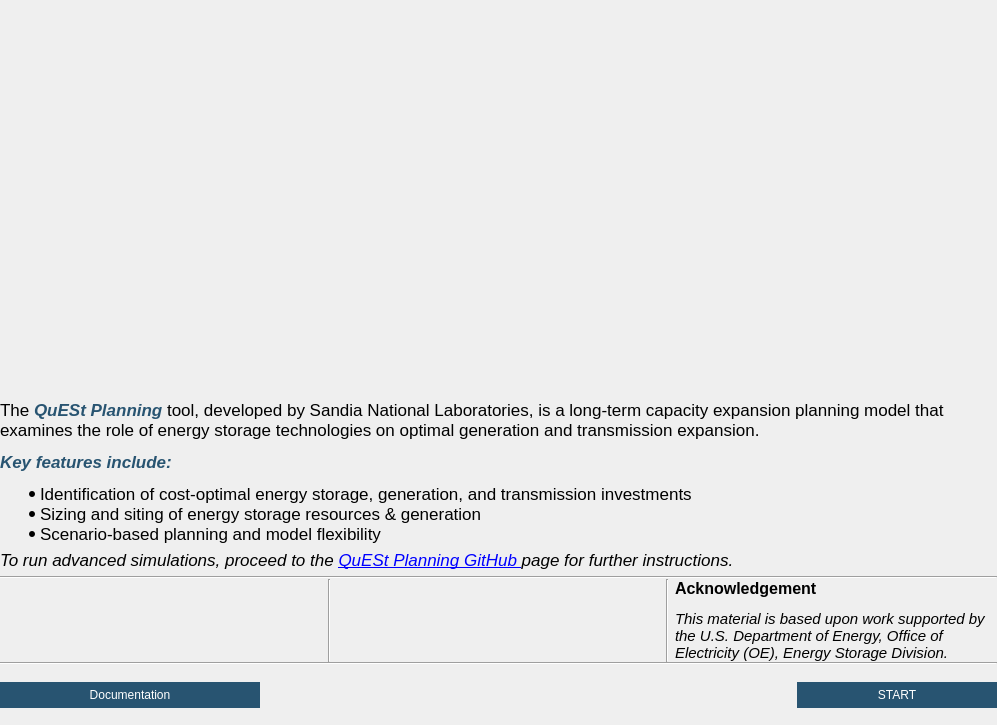
Old version of the form quest_planning/gui/start_page/ui/start_screen.ui in the repository sandialabs/quest_planning.
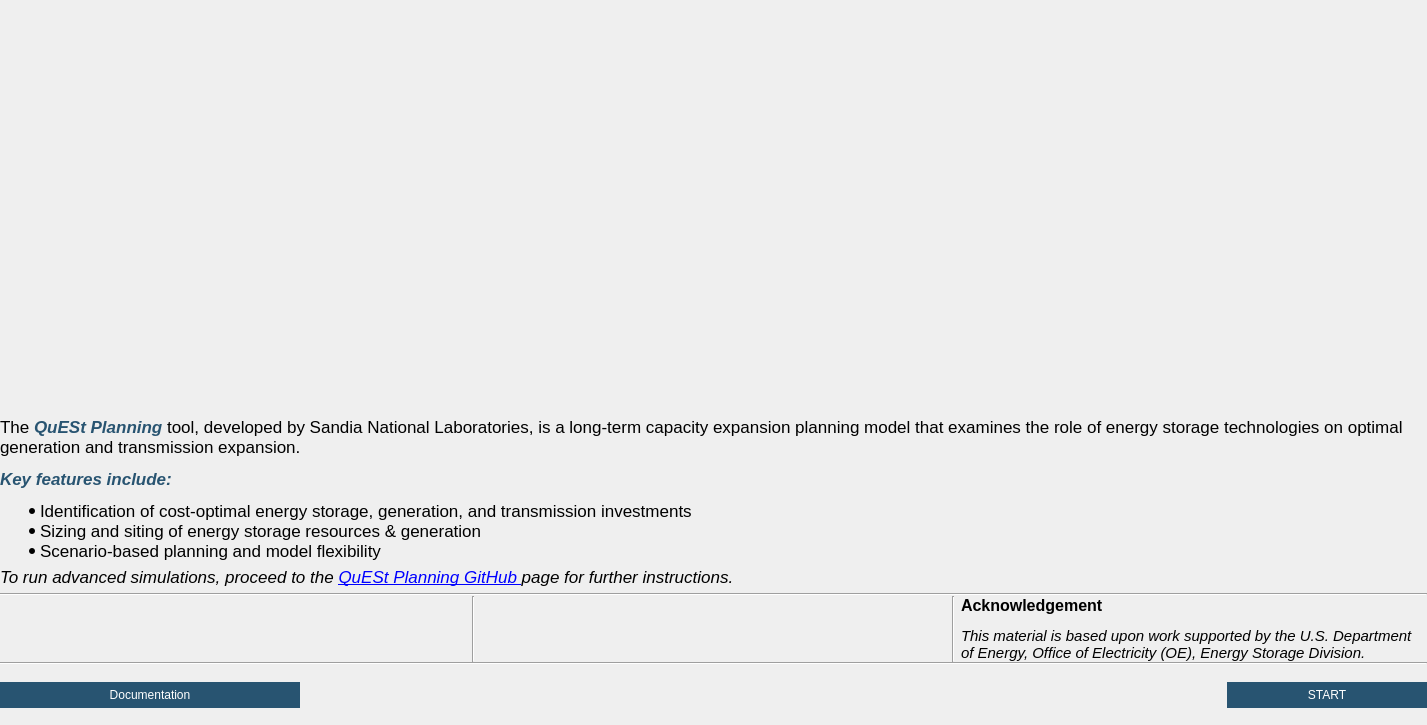
New version of the form. Icons and pictures are not drawn.

The edit to the form file:
```diff
--- a/quest_planning/gui/start_page/ui/start_screen.ui
+++ b/quest_planning/gui/start_page/ui/start_screen.ui
@@ -6,7 +6,7 @@
    <rect>
     <x>0</x>
     <y>0</y>
-    <width>997</width>
+    <width>1427</width>
     <height>725</height>
    </rect>
   </property>
```
Left out of the diff: 13 changed lines with no effect on the pictures.
